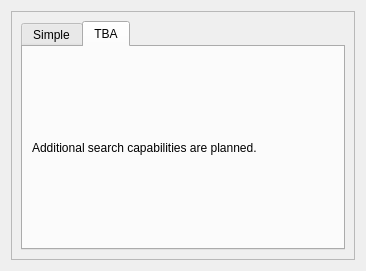
Old version of the form mdaviz/resources/mda_folder_search.ui in the repository BCDA-APS/mdaviz.
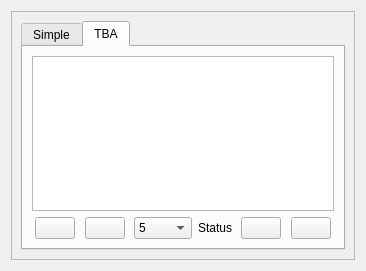
New version of the form. The open tabs and pages were chosen to show the change. Icons and pictures are not drawn.

Commit message: DEV #4 insert tableview in ui file

Patch:
```diff
--- a/mdaviz/resources/mda_folder_search.ui
+++ b/mdaviz/resources/mda_folder_search.ui
@@ -142,14 +142,227 @@
           <attribute name="title">
            <string>TBA</string>
           </attribute>
-          <layout class="QHBoxLayout" name="horizontalLayout">
+          <layout class="QVBoxLayout" name="verticalLayout_5">
            <item>
-            <widget class="QLabel" name="label_2">
-             <property name="text">
-              <string>Additional search capabilities are planned.</string>
+            <widget class="QTableView" name="tableView">
+             <property name="alternatingRowColors">
+              <bool>true</bool>
+             </property>
+             <property name="selectionBehavior">
+              <enum>QAbstractItemView::SelectRows</enum>
+             </property>
+             <property name="gridStyle">
+              <enum>Qt::DotLine</enum>
              </property>
             </widget>
            </item>
+           <item>
+            <layout class="QHBoxLayout" name="horizontalLayout">
+             <item>
+              <spacer name="horizontalSpacer">
+               <property name="orientation">
+                <enum>Qt::Horizontal</enum>
+               </property>
+               <property name="sizeHint" stdset="0">
+                <size>
+                 <width>40</width>
+                 <height>20</height>
+                </size>
+               </property>
+              </spacer>
+             </item>
+             <item>
+              <widget class="QPushButton" name="first">
+               <property name="toolTip">
+                <string>Show the first run.</string>
+               </property>
+               <property name="icon">
+                <iconset>
+                 <normaloff>first.png</normaloff>first.png</iconset>
+               </property>
+               <property name="iconSize">
+                <size>
+                 <width>14</width>
+                 <height>14</height>
+                </size>
+               </property>
+              </widget>
+             </item>
+             <item>
+              <spacer name="horizontalSpacer_3">
+               <property name="orientation">
+                <enum>Qt::Horizontal</enum>
+               </property>
+               <property name="sizeHint" stdset="0">
+                <size>
+                 <width>40</width>
+                 <height>20</height>
+                </size>
+               </property>
+              </spacer>
+             </item>
+             <item>
+              <widget class="QPushButton" name="back">
+               <property name="toolTip">
+                <string>Show the previous page of runs.</string>
+               </property>
+               <property name="icon">
+                <iconset>
+                 <normaloff>back.png</normaloff>back.png</iconset>
+               </property>
+               <property name="iconSize">
+                <size>
+                 <width>14</width>
+                 <height>14</height>
+                </size>
+               </property>
+              </widget>
+             </item>
+             <item>
+              <spacer name="horizontalSpacer_5">
+               <property name="orientation">
+                <enum>Qt::Horizontal</enum>
+               </property>
+               <property name="sizeHint" stdset="0">
+                <size>
+                 <width>40</width>
+                 <height>20</height>
+                </size>
+               </property>
+              </spacer>
+             </item>
+             <item>
+              <widget class="QComboBox" name="pageSize">
+               <property name="toolTip">
+                <string>Number of runs to show per page.</string>
+               </property>
+               <item>
+                <property name="text">
+                 <string>5</string>
+                </property>
+               </item>
+               <item>
+                <property name="text">
+                 <string>10</string>
+                </property>
+               </item>
+               <item>
+                <property name="text">
+                 <string>25</string>
+                </property>
+               </item>
+               <item>
+                <property name="text">
+                 <string>50</string>
+                </property>
+               </item>
+               <item>
+                <property name="text">
+                 <string>100</string>
+                </property>
+               </item>
+               <item>
+                <property name="text">
+                 <string>250</string>
+                </property>
+               </item>
+               <item>
+                <property name="text">
+                 <string>500</string>
+                </property>
+               </item>
+               <item>
+                <property name="text">
+                 <string>1000</string>
+                </property>
+               </item>
+              </widget>
+             </item>
+             <item>
+              <widget class="QLabel" name="status">
+               <property name="toolTip">
+                <string>Shows what runs are displayed in the table.</string>
+               </property>
+               <property name="text">
+                <string>Status</string>
+               </property>
+              </widget>
+             </item>
+             <item>
+              <spacer name="horizontalSpacer_6">
+               <property name="orientation">
+                <enum>Qt::Horizontal</enum>
+               </property>
+               <property name="sizeHint" stdset="0">
+                <size>
+                 <width>40</width>
+                 <height>20</height>
+                </size>
+               </property>
+              </spacer>
+             </item>
+             <item>
+              <widget class="QPushButton" name="next_2">
+               <property name="toolTip">
+                <string>Show the next page of runs.</string>
+               </property>
+               <property name="icon">
+                <iconset>
+                 <normaloff>next.png</normaloff>next.png</iconset>
+               </property>
+               <property name="iconSize">
+                <size>
+                 <width>14</width>
+                 <height>14</height>
+                </size>
+               </property>
+              </widget>
+             </item>
+             <item>
+              <spacer name="horizontalSpacer_4">
+               <property name="orientation">
+                <enum>Qt::Horizontal</enum>
+               </property>
+               <property name="sizeHint" stdset="0">
+                <size>
+                 <width>40</width>
+                 <height>20</height>
+                </size>
+               </property>
+              </spacer>
+             </item>
+             <item>
+              <widget class="QPushButton" name="last">
+               <property name="toolTip">
+                <string>Show the last run.</string>
+               </property>
+               <property name="icon">
+                <iconset>
+                 <normaloff>last.png</normaloff>last.png</iconset>
+               </property>
+               <property name="iconSize">
+                <size>
+                 <width>14</width>
+                 <height>14</height>
+                </size>
+               </property>
+              </widget>
+             </item>
+             <item>
+              <spacer name="horizontalSpacer_2">
+               <property name="orientation">
+                <enum>Qt::Horizontal</enum>
+               </property>
+               <property name="sizeHint" stdset="0">
+                <size>
+                 <width>40</width>
+                 <height>20</height>
+                </size>
+               </property>
+              </spacer>
+             </item>
+            </layout>
+           </item>
           </layout>
          </widget>
         </widget>
```
Left out of the diff: 6 changed lines with no effect on the pictures. The commit also changes 1 other file.
